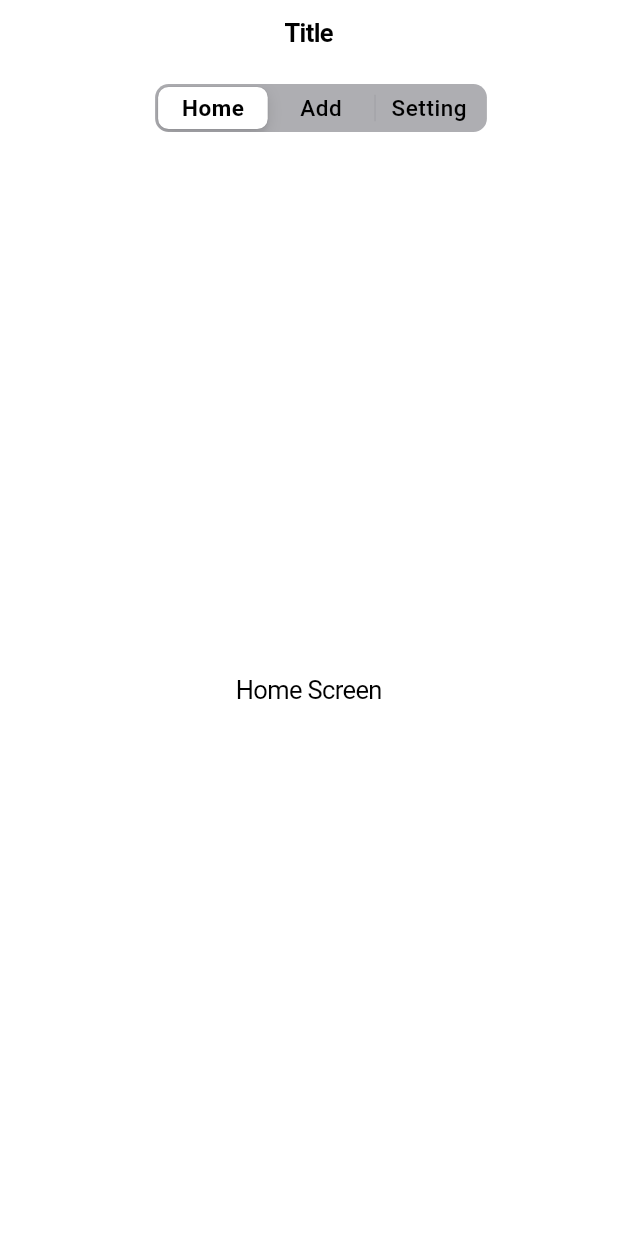
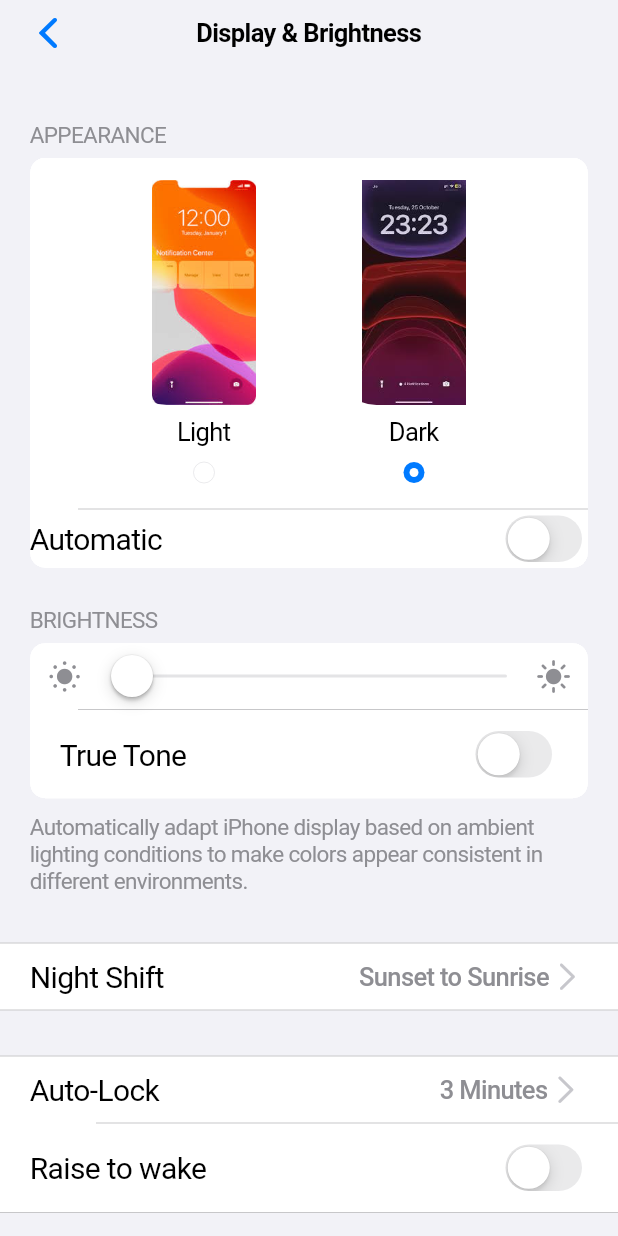
Before and after one commit to Jaydeepsharma93/chapter_2_advanced_flutter, a Flutter app: the screen it shows after launch, on a phone screen of 412 x 824 dp. Run offline on Flutter 3.47's test engine with Material 3 defaults, Android fonts, the phone set to English and light mode, and no system bars.

Commit message:
13/05/2024

```diff
--- a/lib/main.dart
+++ b/lib/main.dart
@@ -6,7 +6,9 @@ import 'package:chapter_2_advanced_flutter/screens/2.3%20CupertinoSliverNavigati
 import 'package:chapter_2_advanced_flutter/screens/2.3%20CupertinoSliverNavigationBar%20%20&%20CupertinoListTile/cupertinolistsection.dart';
 import 'package:chapter_2_advanced_flutter/screens/2.3%20CupertinoSliverNavigationBar%20%20&%20CupertinoListTile/custom_scroll.dart';
 import 'package:chapter_2_advanced_flutter/screens/2.4%20CupertinoTabBar,%20CupertinoSlider%20&%20CupertinoSlidingSegmentedControl/bottomtab.dart';
+import 'package:chapter_2_advanced_flutter/screens/2.4%20CupertinoTabBar,%20CupertinoSlider%20&%20CupertinoSlidingSegmentedControl/provider/sliderprovider.dart';
 import 'package:chapter_2_advanced_flutter/screens/2.4%20CupertinoTabBar,%20CupertinoSlider%20&%20CupertinoSlidingSegmentedControl/provider/tabbarprovider.dart';
+import 'package:chapter_2_advanced_flutter/screens/2.4%20CupertinoTabBar,%20CupertinoSlider%20&%20CupertinoSlidingSegmentedControl/slider.dart';
 import 'package:chapter_2_advanced_flutter/screens/2.4%20CupertinoTabBar,%20CupertinoSlider%20&%20CupertinoSlidingSegmentedControl/sliding.dart';
 import 'package:flutter/material.dart';
 import 'package:provider/provider.dart';
@@ -18,6 +20,9 @@ void main() {
     ),
     ChangeNotifierProvider(
       create: (context) => TabBarProvider(),
+    ),
+    ChangeNotifierProvider(
+      create: (context) => SliderProvider(),
     )
   ], child: const MyApp()));
 }
@@ -29,7 +34,7 @@ class MyApp extends StatelessWidget {
   Widget build(BuildContext context) {
     return MaterialApp(
       debugShowCheckedModeBanner: false,
-      initialRoute: '/sliding',
+      initialRoute: '/slider',
       routes: {
         '/': (context) => const AndroidViewScreen(),
         '/ios': (context) => const IosView(),
@@ -37,8 +42,9 @@ class MyApp extends StatelessWidget {
         '/custom_scroll': (context) => const CustomScroll(),
         '/list_selection': (context) => const ListSelection(),
         '/section': (context) => const CupertinoListSection2(),
-        '/bottom' : (context) => const Bottom(),
-        '/sliding' : (context) => const SlidingTab()
+        '/bottom': (context) => const Bottom(),
+        '/sliding': (context) => const SlidingTab(),
+        '/slider' : (context) => const SliderScreen()
       },
     );
   }
--- /dev/null
+++ b/lib/screens/2.4 CupertinoTabBar, CupertinoSlider & CupertinoSlidingSegmentedControl/provider/sliderprovider.dart
@@ -0,0 +1,43 @@
+import 'package:flutter/cupertino.dart';
+
+class SliderProvider extends ChangeNotifier{
+  bool isAutomatic = false;
+  bool isTruetone = false;
+  bool isRaiseToWake = false;
+
+  double Rangeslindervalue = 0;
+
+  Brightness brightness = Brightness.dark;
+
+  void automatic(bool value)
+  {
+    isAutomatic = value;
+    notifyListeners();
+  }
+
+  void truetone(bool value)
+  {
+    isTruetone = value;
+    notifyListeners();
+  }
+
+  void raisetowake(bool value)
+  {
+    isRaiseToWake = value;
+    notifyListeners();
+  }
+
+  void rangeSliderChangeValue(double value)
+  {
+    Rangeslindervalue = value;
+    notifyListeners();
+  }
+
+  void changeTheme(Brightness value)
+  {
+    brightness = value;
+    notifyListeners();
+  }
+
+  Brightness get brigtnessvalue => brightness;
+}
--- /dev/null
+++ b/lib/screens/2.4 CupertinoTabBar, CupertinoSlider & CupertinoSlidingSegmentedControl/slider.dart
@@ -0,0 +1,270 @@
+import 'package:chapter_2_advanced_flutter/screens/2.4%20CupertinoTabBar,%20CupertinoSlider%20&%20CupertinoSlidingSegmentedControl/provider/sliderprovider.dart';
+import 'package:flutter/cupertino.dart';
+import 'package:provider/provider.dart';
+
+class SliderScreen extends StatelessWidget {
+  const SliderScreen({super.key});
+
+  @override
+  Widget build(BuildContext context) {
+    return CupertinoApp(
+      debugShowCheckedModeBanner: false,
+      home: CupertinoPageScaffold(
+        backgroundColor: CupertinoColors.systemGrey6,
+        navigationBar: const CupertinoNavigationBar(
+          leading: Icon(CupertinoIcons.back),
+          middle: Text("Display & Brightness"),
+        ),
+        child: Column(
+          children: [
+            const SizedBox(height: 65),
+            CupertinoListSection.insetGrouped(
+              header: const Text(
+                "APPEARANCE",
+                style: TextStyle(
+                    fontSize: 15,
+                    color: CupertinoColors.systemGrey,
+                    fontWeight: FontWeight.w400),
+              ),
+              dividerMargin: -10,
+              children: [
+                Container(
+                  child: Row(
+                        mainAxisAlignment: MainAxisAlignment.center,
+                        children: [
+                          Padding(
+                            padding: const EdgeInsets.symmetric(vertical: 15,horizontal: 20),
+                            child: Column(
+                              children: [
+                                Container(
+                                  height: 150,
+                                  width: 100,
+                                  decoration: BoxDecoration(
+                                      borderRadius: BorderRadius.only(
+                                          bottomLeft: Radius.circular(25)),
+                                      image: DecorationImage(
+                                          image: AssetImage(
+                                              'assets/img/images.jpg'))),
+                                ),
+                                Padding(
+                                  padding: const EdgeInsets.all(8.0),
+                                  child: Text('Light'),
+                                ),
+                                CupertinoRadio(
+                                  value: Brightness.light,
+                                  groupValue: Provider.of<SliderProvider>(context,listen: true).brightness,
+                                  onChanged: (value) {
+                                    Provider.of<SliderProvider>(context,listen: false).changeTheme(value ?? Brightness.light);
+                                  },
+                                )
+                              ],
+                            ),
+                          ),
+                          Padding(
+                            padding: const EdgeInsets.symmetric(horizontal: 20,vertical: 15),
+                            child: Column(
+                              children: [
+                                Container(
+                                  height: 150,
+                                  width: 100,
+                                  decoration: BoxDecoration(
+                                      borderRadius: BorderRadius.only(
+                                          bottomLeft: Radius.circular(25)),
+                                      image: DecorationImage(
+                                          image: AssetImage(
+                                              'assets/img/th1.jpg'))),
+                                ),
+                                Padding(
+                                  padding: const EdgeInsets.all(8.0),
+                                  child: Text('Dark'),
+                                ),
+                                CupertinoRadio(
+                                  value: Brightness.dark,
+                                  groupValue: Provider.of<SliderProvider>(context,listen: true).brightness,
+                                  onChanged: (value) {
+                                    Provider.of<SliderProvider>(context,listen: false).changeTheme(value ?? Brightness.dark);
+                                  },
+                                )
+                              ],
+                            ),
+                          )
+                        ],
+                      ),
+                ),
+                Row(
+                  mainAxisAlignment: MainAxisAlignment.spaceBetween,
+                  children: [
+                    Text(
+                      'Automatic',
+                      style: TextStyle(
+                          fontSize: 20, fontWeight: FontWeight.w400),
+                    ),
+                    CupertinoSwitch(
+                      value: Provider.of<SliderProvider>(context,
+                          listen: true)
+                          .isAutomatic,
+                      onChanged: (value) {
+                        Provider.of<SliderProvider>(context,
+                            listen: false)
+                            .automatic(value);
+                      },
+                    )
+                  ],
+                ),
+              ],
+            ),
+            CupertinoListSection.insetGrouped(
+              footer: const Text(
+                "Automatically adapt iPhone display based on ambient lighting conditions to make colors appear consistent in different environments.",
+                style: TextStyle(
+                    fontSize: 15,
+                    color: CupertinoColors.systemGrey,
+                    fontWeight: FontWeight.w400),
+              ),
+              header: const Text(
+                "BRIGHTNESS",
+                style: TextStyle(
+                    fontSize: 15,
+                    color: CupertinoColors.systemGrey,
+                    fontWeight: FontWeight.w400),
+              ),
+              dividerMargin: -10,
+              children: [
+                Row(
+                  mainAxisAlignment: MainAxisAlignment.spaceEvenly,
+                  children: [
+                    Icon(CupertinoIcons.sun_min_fill,color: CupertinoColors.systemGrey,),
+
+                    SizedBox(
+                      width: 280,
+                      child: CupertinoSlider(
+                        min: 0,
+                        max: 100,
+                        divisions: 10,
+                        value: Provider.of<SliderProvider>(context, listen: true).Rangeslindervalue,
+                        onChanged: (value) {
+                          Provider.of<SliderProvider>(context,listen: false).rangeSliderChangeValue(value);
+                        },
+                      ),
+                    ),
+                    Icon(CupertinoIcons.sun_max_fill,color: CupertinoColors.systemGrey),
+                  ],
+                ),
+                Padding(
+                  padding: const EdgeInsets.symmetric(
+                      vertical: 10.0, horizontal: 20),
+                  child: Row(
+                    mainAxisAlignment: MainAxisAlignment.spaceBetween,
+                    children: [
+                      Text(
+                        'True Tone',
+                        style: TextStyle(
+                            fontSize: 20, fontWeight: FontWeight.w400),
+                      ),
+                      CupertinoSwitch(
+                        value: Provider.of<SliderProvider>(context,
+                            listen: true)
+                            .isTruetone,
+                        onChanged: (value) {
+                          Provider.of<SliderProvider>(context,
+                              listen: false)
+                              .truetone(value);
+                        },
+                      )
+                    ],
+                  ),
+                ),
+              ],
+            ),
+            CupertinoListSection(
+              children: [
+                Padding(
+                  padding: const EdgeInsets.symmetric(
+                      vertical: 10.0, horizontal: 20),
+                  child: Row(
+                    // mainAxisAlignment: MainAxisAlignment.spaceBetween,
+                    children: [
+                      Text(
+                        'Night Shift',
+                        style: TextStyle(
+                            fontSize: 20, fontWeight: FontWeight.w400),
+                      ),
+                      SizedBox(
+                        width: 130,
+                      ),
+                      Text(
+                        'Sunset to Sunrise',
+                        style: TextStyle(
+                            color: CupertinoColors.systemGrey,
+                            fontWeight: FontWeight.w500),
+                      ),
+                      Icon(
+                        CupertinoIcons.right_chevron,
+                        color: CupertinoColors.systemGrey3,
+                      )
+                    ],
+                  ),
+                ),
+              ],
+            ),
+            CupertinoListSection(
+              children: [
+                Padding(
+                  padding: const EdgeInsets.symmetric(
+                      vertical: 10.0, horizontal: 20),
+                  child: Row(
+                    // mainAxisAlignment: MainAxisAlignment.spaceBetween,
+                    children: [
+                      Text(
+                        'Auto-Lock',
+                        style: TextStyle(
+                            fontSize: 20, fontWeight: FontWeight.w400),
+                      ),
+                      SizedBox(
+                        width: 187,
+                      ),
+                      Text(
+                        '3 Minutes',
+                        style: TextStyle(
+                            color: CupertinoColors.systemGrey,
+                            fontWeight: FontWeight.w500),
+                      ),
+                      Icon(
+                        CupertinoIcons.right_chevron,
+                        color: CupertinoColors.systemGrey3,
+                      )
+                    ],
+                  ),
+                ),
+                Padding(
+                  padding: const EdgeInsets.symmetric(
+                      vertical: 10.0, horizontal: 20),
+                  child: Row(
+                    mainAxisAlignment: MainAxisAlignment.spaceBetween,
+                    children: [
+                      Text(
+                        'Raise to wake',
+                        style: TextStyle(
+                            fontSize: 20, fontWeight: FontWeight.w400),
+                      ),
+                      CupertinoSwitch(
+                        value: Provider.of<SliderProvider>(context,
+                            listen: true)
+                            .isRaiseToWake,
+                        onChanged: (value) {
+                          Provider.of<SliderProvider>(context,
+                              listen: false)
+                              .raisetowake(value);
+                        },
+                      )
+                    ],
+                  ),
+                ),
+              ],
+            )
+          ],
+        ),
+      ),
+    );
+  }
+}
```
Also changed, not shown: Screenshot_20240513_135546.png (added), assets/img/images.jpg (added), assets/img/th1.jpg (added).
